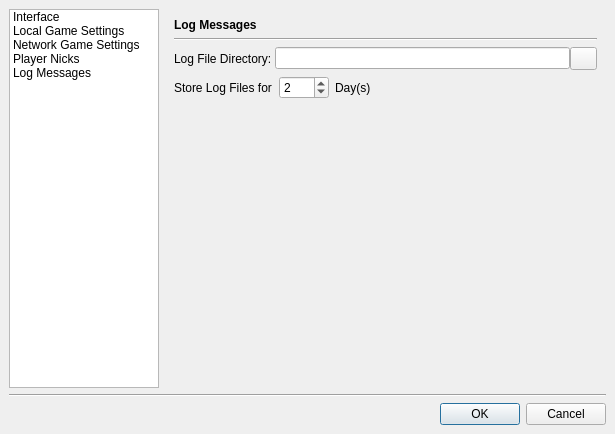
Old version of the form src/gui/qt/settingsdialog.ui in the repository pokerth/pokerth.
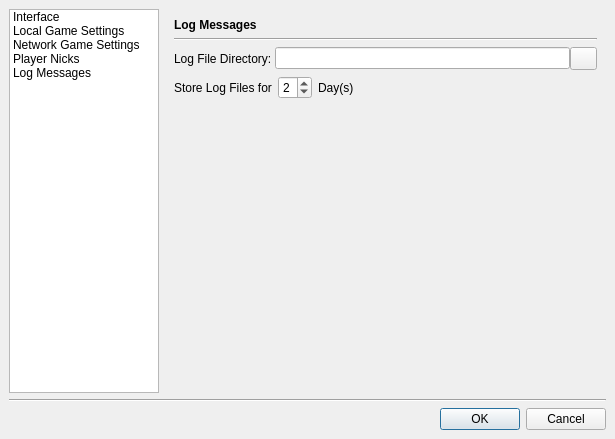
New version of the form. The open tabs and pages were chosen to show the change. Icons and pictures are not drawn.

Commit message: some mac hints

Diff of the .ui file:
```diff
--- a/src/gui/qt/settingsdialog.ui
+++ b/src/gui/qt/settingsdialog.ui
@@ -5,8 +5,8 @@
    <rect>
     <x>0</x>
     <y>0</y>
-    <width>591</width>
-    <height>434</height>
+    <width>603</width>
+    <height>439</height>
    </rect>
   </property>
   <property name="windowTitle" >
@@ -1029,56 +1029,7 @@
        <property name="spacing" >
         <number>6</number>
        </property>
-       <item row="3" column="0" colspan="2" >
-        <layout class="QHBoxLayout" >
-         <property name="margin" >
-          <number>0</number>
-         </property>
-         <property name="spacing" >
-          <number>6</number>
-         </property>
-         <item>
-          <widget class="QLabel" name="label_27" >
-           <property name="maximumSize" >
-            <size>
-             <width>99</width>
-             <height>16777215</height>
-            </size>
-           </property>
-           <property name="text" >
-            <string>Store Log Files for</string>
-           </property>
-          </widget>
-         </item>
-         <item>
-          <widget class="QSpinBox" name="spinBox_logStoreDuration" >
-           <property name="maximumSize" >
-            <size>
-             <width>50</width>
-             <height>16777215</height>
-            </size>
-           </property>
-           <property name="maximum" >
-            <number>7</number>
-           </property>
-           <property name="minimum" >
-            <number>1</number>
-           </property>
-           <property name="value" >
-            <number>2</number>
-           </property>
-          </widget>
-         </item>
-         <item>
-          <widget class="QLabel" name="label_28" >
-           <property name="text" >
-            <string>Day(s)</string>
-           </property>
-          </widget>
-         </item>
-        </layout>
-       </item>
-       <item row="4" column="1" >
+       <item row="4" column="0" >
         <spacer>
          <property name="orientation" >
           <enum>Qt::Vertical</enum>
@@ -1091,7 +1042,7 @@
          </property>
         </spacer>
        </item>
-       <item row="2" column="0" colspan="2" >
+       <item row="2" column="0" >
         <layout class="QHBoxLayout" >
          <property name="margin" >
           <number>0</number>
@@ -1130,7 +1081,76 @@
          </item>
         </layout>
        </item>
-       <item row="0" column="0" colspan="2" >
+       <item row="1" column="0" >
+        <widget class="Line" name="line_2" >
+         <property name="orientation" >
+          <enum>Qt::Horizontal</enum>
+         </property>
+        </widget>
+       </item>
+       <item row="3" column="0" >
+        <layout class="QHBoxLayout" >
+         <property name="margin" >
+          <number>0</number>
+         </property>
+         <property name="spacing" >
+          <number>6</number>
+         </property>
+         <item>
+          <widget class="QLabel" name="label_27" >
+           <property name="maximumSize" >
+            <size>
+             <width>99</width>
+             <height>16777215</height>
+            </size>
+           </property>
+           <property name="text" >
+            <string>Store Log Files for</string>
+           </property>
+          </widget>
+         </item>
+         <item>
+          <widget class="QSpinBox" name="spinBox_logStoreDuration" >
+           <property name="maximumSize" >
+            <size>
+             <width>50</width>
+             <height>16777215</height>
+            </size>
+           </property>
+           <property name="maximum" >
+            <number>7</number>
+           </property>
+           <property name="minimum" >
+            <number>1</number>
+           </property>
+           <property name="value" >
+            <number>2</number>
+           </property>
+          </widget>
+         </item>
+         <item>
+          <widget class="QLabel" name="label_28" >
+           <property name="text" >
+            <string>Day(s)</string>
+           </property>
+          </widget>
+         </item>
+         <item>
+          <spacer>
+           <property name="orientation" >
+            <enum>Qt::Horizontal</enum>
+           </property>
+           <property name="sizeHint" >
+            <size>
+             <width>40</width>
+             <height>20</height>
+            </size>
+           </property>
+          </spacer>
+         </item>
+        </layout>
+       </item>
+       <item row="0" column="0" >
         <widget class="QLabel" name="label_6" >
          <property name="font" >
           <font>
@@ -1143,17 +1163,17 @@
          </property>
         </widget>
        </item>
-       <item row="1" column="0" colspan="2" >
-        <widget class="Line" name="line_2" >
-         <property name="orientation" >
-          <enum>Qt::Horizontal</enum>
-         </property>
-        </widget>
-       </item>
       </layout>
      </widget>
     </widget>
    </item>
+   <item row="1" column="0" colspan="2" >
+    <widget class="Line" name="line" >
+     <property name="orientation" >
+      <enum>Qt::Horizontal</enum>
+     </property>
+    </widget>
+   </item>
    <item row="2" column="0" colspan="2" >
     <widget class="QDialogButtonBox" name="buttonBox" >
      <property name="orientation" >
@@ -1164,13 +1184,6 @@
      </property>
     </widget>
    </item>
-   <item row="1" column="0" colspan="2" >
-    <widget class="Line" name="line" >
-     <property name="orientation" >
-      <enum>Qt::Horizontal</enum>
-     </property>
-    </widget>
-   </item>
    <item row="0" column="0" >
     <widget class="QListWidget" name="listWidget" >
      <property name="minimumSize" >
```
The commit also changes 6 other files.
